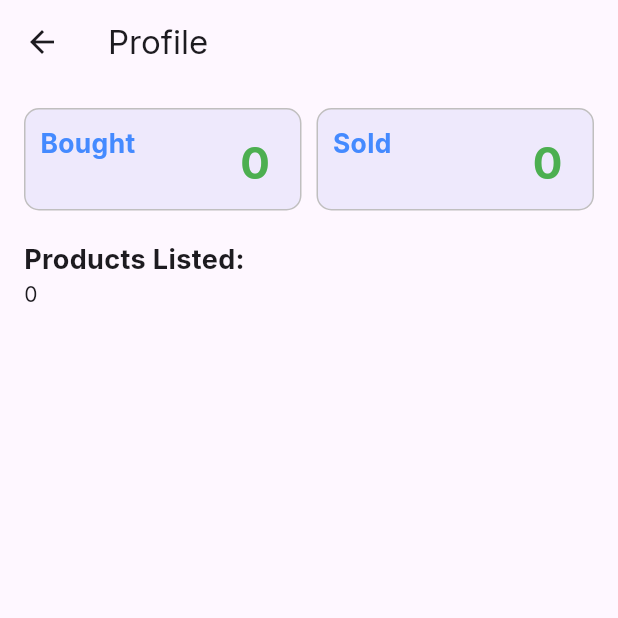
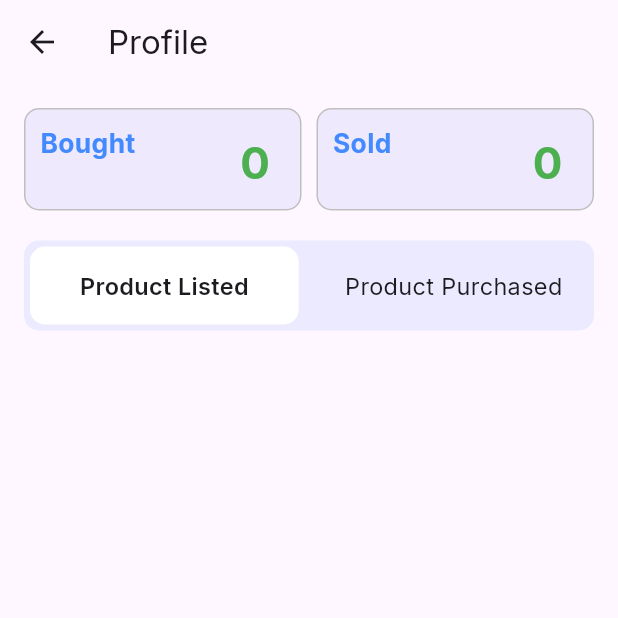
Before and after one commit to demon1020/ecommerce, a Flutter app: the ProfilePage screen opened directly, on a phone screen of 412 x 824 dp, the top half of it. Run offline on Flutter 3.47's test engine with Material 3 defaults, Android fonts, the phone set to English and light mode, and no system bars; our stand-ins replace another_flushbar, cached_network_image, connectivity_plus, dartz, device_info_plus, dio and 23 more; missing offline and left inert: razorpay_flutter; accounts and stored records are empty; network calls fail.

Commit message:
Profile UI design completed

```diff
--- a/lib/features/add_product/presentation/pages/add_product_page.dart
+++ b/lib/features/add_product/presentation/pages/add_product_page.dart
@@ -1,9 +1,6 @@
 import 'package:ecommerce/core.dart';
-import 'package:ecommerce/core/data/repositories/hive_service.dart';
 import 'package:flutter/services.dart';
 
-import '../../../checkout/presentation/pages/checkout_page.dart';
-import '../../../home/data/models/product_model.dart';
 import '../manager/add_product_bloc.dart';
 import '../manager/add_product_event.dart';
 import '../manager/add_product_state.dart';
@@ -190,37 +187,6 @@ class _AddProductPageState extends State<AddProductPage> {
                       ),
                     ),
                   ),
-                  Divider(),
-                  Expanded(
-                    child: FutureBuilder<List<Product>>(
-                      future: HiveService.getAll<Product>(
-                          HiveService.productsBoxName),
-                      builder: (context, snapshot) {
-                        if (snapshot.connectionState ==
-                            ConnectionState.waiting) {
-                          return Center(child: CircularProgressIndicator());
-                        } else if (snapshot.hasError) {
-                          return Center(
-                              child: Text('Error: ${snapshot.error}'));
-                        } else if (snapshot.hasData) {
-                          List<Product> products = snapshot.data!;
-                          return ListView.builder(
-                            itemCount: products.length,
-                            physics: NeverScrollableScrollPhysics(),
-                            itemBuilder: (context, index) {
-                              var item = products[index];
-                              return ProductItemCard(
-                                product: item,
-                                hideDelete: true,
-                              );
-                            },
-                          );
-                        } else {
-                          return Center(child: Text('Create products!'));
-                        }
-                      },
-                    ),
-                  ),
                 ],
               ),
             ),
--- a/lib/features/checkout/presentation/pages/checkout_page.dart
+++ b/lib/features/checkout/presentation/pages/checkout_page.dart
@@ -114,6 +114,7 @@ class ProductItemCard extends StatelessWidget {
     return ListTile(
       leading: product.image != null
           ? hideDelete
+              ? File(product.image!).existsSync()
                   ? ClipRRect(
                       borderRadius: BorderRadius.circular(10),
                       child: Image.file(
@@ -123,6 +124,7 @@ class ProductItemCard extends StatelessWidget {
                         fit: BoxFit.cover,
                       ),
                     )
+                  : Icon(Icons.image_not_supported, size: 50)
               : ClipRRect(
                   borderRadius: BorderRadius.circular(10),
                   child: CachedNetworkImage(
--- a/lib/features/profile/presentation/pages/profile_page.dart
+++ b/lib/features/profile/presentation/pages/profile_page.dart
@@ -1,6 +1,7 @@
 import 'package:ecommerce/core.dart';
 
 import '../../../../core/data/repositories/hive_service.dart';
+import '../../../checkout/presentation/pages/checkout_page.dart';
 import '../../../home/data/models/product_model.dart';
 import '../manager/profile_bloc.dart';
 import '../manager/profile_event.dart';
@@ -12,6 +13,12 @@ class ProfilePage extends StatefulWidget {
 }
 
 class _ProfilePageState extends State<ProfilePage> {
+  int currentSelection = 0;
+  static final List<Widget> _widgetOptions = <Widget>[
+    ListedProducts(),
+    PurchasedProduct(),
+  ];
+
   @override
   void initState() {
     super.initState();
@@ -80,28 +87,16 @@ class _ProfilePageState extends State<ProfilePage> {
                   ],
                 ),
                 SizedBox(height: 20),
-                Text(
-                  'Products Listed:',
-                  style: TextStyle(fontSize: 18, fontWeight: FontWeight.bold),
+                AppSlidingSegmentController(
+                  name1: "Product Listed",
+                  name2: "Product Purchased",
+                  borderRadius: 10,
+                  onTap: (index) {
+                    currentSelection = index;
+                    setState(() {});
+                  },
                 ),
-                Expanded(
-                  child: FutureBuilder<List<Product>>(
-                    future: HiveService.getAll<Product>(
-                        HiveService.productsBoxName),
-                    builder: (context, snapshot) {
-                      if (snapshot.connectionState == ConnectionState.waiting) {
-                        return Center(child: CircularProgressIndicator());
-                      } else if (snapshot.hasError) {
-                        return Center(child: Text('Error: ${snapshot.error}'));
-                      } else if (snapshot.hasData) {
-                        List<Product> products = snapshot.data!;
-                        return Text(snapshot.data!.length.toString());
-                      } else {
-                        return Center(child: Text('Create products!'));
-                      }
-                    },
-                  ),
-                ),
+                _widgetOptions[currentSelection],
               ],
             ),
           );
@@ -145,3 +140,75 @@ class _ProfilePageState extends State<ProfilePage> {
     );
   }
 }
+
+class ListedProducts extends StatelessWidget {
+  const ListedProducts({super.key});
+
+  @override
+  Widget build(BuildContext context) {
+    return Container(
+      height: ScreenUtil().screenHeight / 2,
+      child: FutureBuilder<List<Product>>(
+        future: HiveService.getAll<Product>(HiveService.productsBoxName),
+        builder: (context, snapshot) {
+          if (snapshot.connectionState == ConnectionState.waiting) {
+            return Center(child: CircularProgressIndicator());
+          } else if (snapshot.hasError) {
+            return Center(child: Text('Error: ${snapshot.error}'));
+          } else if (snapshot.hasData) {
+            List<Product> products = snapshot.data!;
+            return ListView.builder(
+              itemCount: products.length,
+              physics: NeverScrollableScrollPhysics(),
+              itemBuilder: (context, index) {
+                var item = products[index];
+                return ProductItemCard(
+                  product: item,
+                  hideDelete: true,
+                );
+              },
+            );
+          } else {
+            return Center(child: Text('Create products!'));
+          }
+        },
+      ),
+    );
+  }
+}
+
+class PurchasedProduct extends StatelessWidget {
+  const PurchasedProduct({super.key});
+
+  @override
+  Widget build(BuildContext context) {
+    return Container(
+      height: ScreenUtil().screenHeight / 2,
+      child: FutureBuilder<List<Product>>(
+        future: HiveService.getAll<Product>(HiveService.purchaseBox),
+        builder: (context, snapshot) {
+          if (snapshot.connectionState == ConnectionState.waiting) {
+            return Center(child: CircularProgressIndicator());
+          } else if (snapshot.hasError) {
+            return Center(child: Text('Error: ${snapshot.error}'));
+          } else if (snapshot.hasData) {
+            List<Product> products = snapshot.data!;
+            return ListView.builder(
+              itemCount: products.length,
+              physics: NeverScrollableScrollPhysics(),
+              itemBuilder: (context, index) {
+                var item = products[index];
+                return ProductItemCard(
+                  product: item,
+                  hideDelete: true,
+                );
+              },
+            );
+          } else {
+            return Center(child: Text('Create products!'));
+          }
+        },
+      ),
+    );
+  }
+}
--- /dev/null
+++ b/lib/widgets/app_sliding_segment_controller.dart
@@ -0,0 +1,107 @@
+import '../core.dart';
+
+class AppSlidingSegmentController extends StatefulWidget {
+  final double height;
+  final double borderRadius;
+  final String name1;
+  final String name2;
+  final Function(int)? onTap;
+
+  const AppSlidingSegmentController({
+    Key? key,
+    this.height = 60,
+    this.borderRadius = 50,
+    required this.name1,
+    required this.name2,
+    this.onTap,
+  }) : super(key: key);
+
+  @override
+  _AppSlidingSegmentControllerState createState() =>
+      _AppSlidingSegmentControllerState();
+}
+
+class _AppSlidingSegmentControllerState
+    extends State<AppSlidingSegmentController> {
+  int _currentSelection = 0;
+
+  @override
+  Widget build(BuildContext context) {
+    double width = MediaQuery.of(context).size.width / 2.3;
+    return Container(
+      height: widget.height,
+      padding: EdgeInsets.all(4),
+      decoration: BoxDecoration(
+        color: Color(0xFFECEAFF),
+        borderRadius: BorderRadius.circular(widget.borderRadius),
+      ),
+      child: Stack(
+        children: [
+          AnimatedAlign(
+            alignment: _currentSelection == 0
+                ? Alignment.centerLeft
+                : Alignment.centerRight,
+            duration: Duration(milliseconds: 500),
+            curve: Curves.ease,
+            child: Container(
+              height: widget.height,
+              width: width,
+              decoration: BoxDecoration(
+                color: AppColor.white,
+                borderRadius: BorderRadius.circular(widget.borderRadius),
+              ),
+            ),
+          ),
+          Row(
+            mainAxisAlignment: MainAxisAlignment.spaceBetween,
+            children: [
+              _buildSegment(
+                  name: widget.name1,
+                  isSelected: _currentSelection == 0,
+                  onTap: () {
+                    setState(() {
+                      _currentSelection = 0;
+                      widget.onTap!(_currentSelection);
+                    });
+                  }),
+              _buildSegment(
+                  name: widget.name2,
+                  isSelected: _currentSelection == 1,
+                  onTap: () {
+                    setState(() {
+                      _currentSelection = 1;
+                      widget.onTap!(_currentSelection);
+                    });
+                  }),
+            ],
+          ),
+        ],
+      ),
+    );
+  }
+
+  Widget _buildSegment(
+      {required String name,
+      required bool isSelected,
+      required VoidCallback onTap}) {
+    double width = MediaQuery.of(context).size.width / 2.3;
+    return GestureDetector(
+      onTap: onTap,
+      child: Container(
+        height: widget.height,
+        alignment: Alignment.center,
+        width: width,
+        decoration: BoxDecoration(
+          borderRadius: BorderRadius.circular(widget.borderRadius),
+        ),
+        child: Text(
+          name,
+          style: TextStyle(
+            fontSize: 16.sp,
+            fontWeight: isSelected ? FontWeight.w600 : FontWeight.w400,
+          ),
+        ),
+      ),
+    );
+  }
+}
--- a/lib/widgets/xcore.dart
+++ b/lib/widgets/xcore.dart
@@ -1,4 +1,5 @@
 export 'app_primary_button_widget.dart';
 export 'app_scaffold_widget.dart';
+export 'app_sliding_segment_controller.dart';
 export 'app_text_field_widget.dart';
 export 'app_text_widget.dart';
```
Lines whose indentation alone changed are shown as unchanged.
